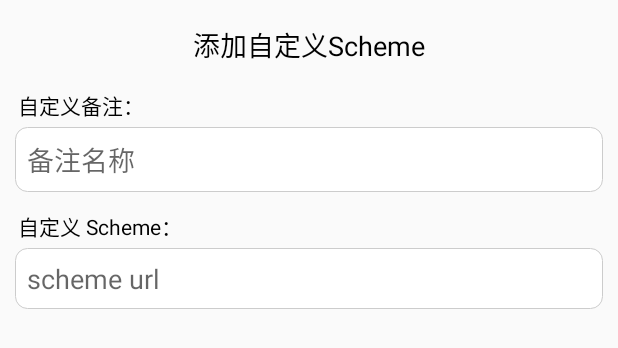
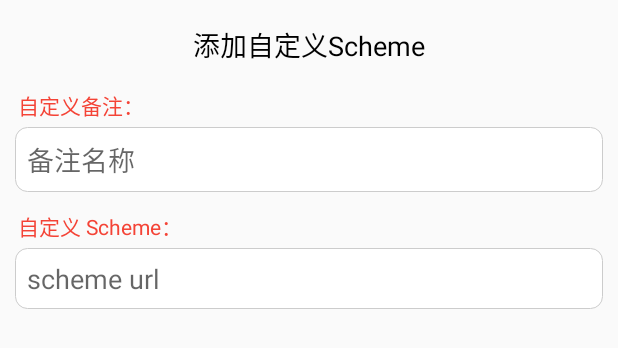
Before and after one commit to shaoshuai904/MsTools, an Android app: the layout dialog_add_scheme.xml on its own in the app's theme, with its tools: preview values and no code run, on a phone screen of 412 x 824 dp. Shown: the top 348 px of the screen. Run offline under Robolectric (Android 15) with nearby library versions, the phone set to English and light mode, and no system bars.

Commit message:
update UI

```diff
--- a/gradle.properties
+++ b/gradle.properties
@@ -19,5 +19,5 @@ android.useAndroidX=true
 android.enableJetifier=true
 android.injected.testOnly=false
 
-VERSION_CODE=1
+VERSION_CODE=2
 VERSION_NAME=0.1.0
--- a/tools/src/main/res/layout/activity_tools_main.xml
+++ b/tools/src/main/res/layout/activity_tools_main.xml
@@ -12,7 +12,7 @@
         android:layout_width="match_parent"
         android:layout_height="match_parent"
         android:gravity="center"
-        android:text="欢迎提需求，联系邵帅"
+        android:text="欢迎提需求，联系邵帅\n15810723012"
         android:textSize="24sp" />
 
 </LinearLayout>
--- a/tools/src/main/res/layout/dialog_add_scheme.xml
+++ b/tools/src/main/res/layout/dialog_add_scheme.xml
@@ -24,7 +24,7 @@
         android:layout_marginRight="2dp"
         android:layout_marginBottom="4dp"
         android:text="自定义备注："
-        android:textColor="#000000"
+        android:textColor="#F44336"
         android:textSize="14sp" />
 
     <EditText
@@ -46,7 +46,7 @@
         android:layout_marginRight="2dp"
         android:layout_marginBottom="4dp"
         android:text="自定义 Scheme："
-        android:textColor="#000000"
+        android:textColor="#F44336"
         android:textSize="14sp" />
 
     <EditText
--- a/tools/src/main/res/layout/item_info_key_value.xml
+++ b/tools/src/main/res/layout/item_info_key_value.xml
@@ -5,7 +5,7 @@
     android:layout_height="wrap_content"
     android:background="#FFFFFF"
     android:gravity="center_vertical"
-    android:padding="5dp">
+    android:padding="8dp">
 
     <TextView
         android:id="@+id/tv_name"
--- a/tools/src/main/res/layout/item_info_no_data.xml
+++ b/tools/src/main/res/layout/item_info_no_data.xml
@@ -12,7 +12,7 @@
         android:layout_width="wrap_content"
         android:layout_height="wrap_content"
         android:textColor="#666666"
-        android:textSize="12sp"
+        android:textSize="16sp"
         tools:text="暂无数据" />
 
 </LinearLayout>
--- a/tools/src/main/res/layout/item_info_title.xml
+++ b/tools/src/main/res/layout/item_info_title.xml
@@ -10,7 +10,7 @@
         android:id="@+id/tv_title"
         android:layout_width="wrap_content"
         android:layout_height="wrap_content"
-        android:textColor="#97A3B4"
+        android:textColor="#121212"
         android:textSize="14sp"
         tools:text="测试标题" />
 
```
